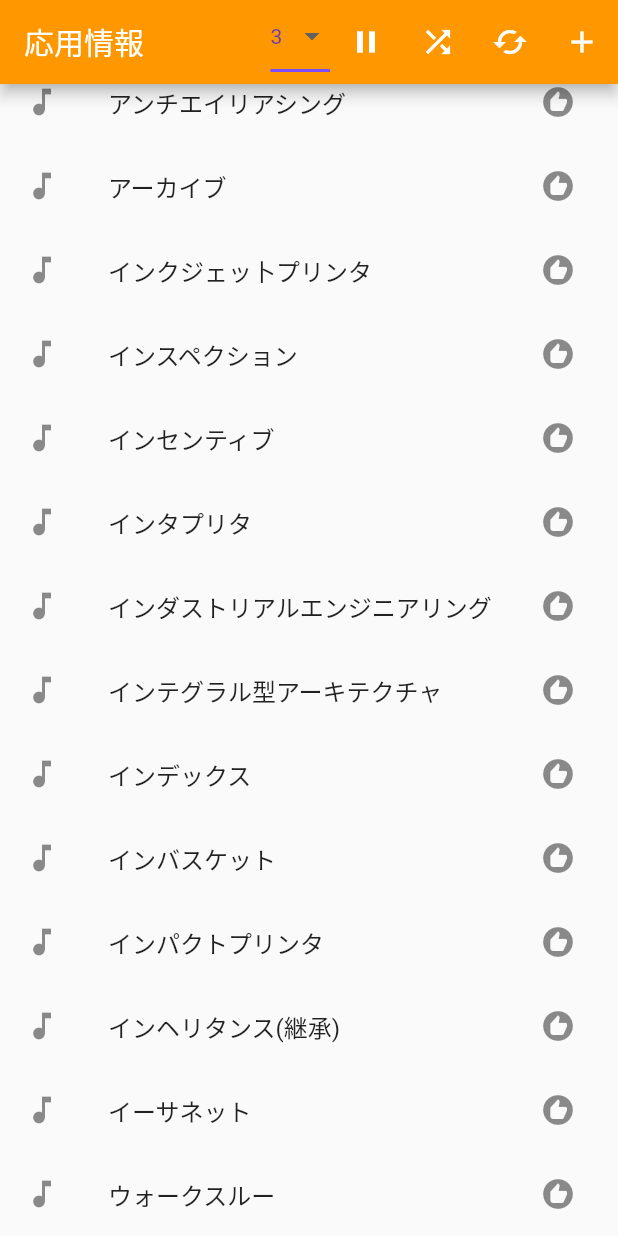
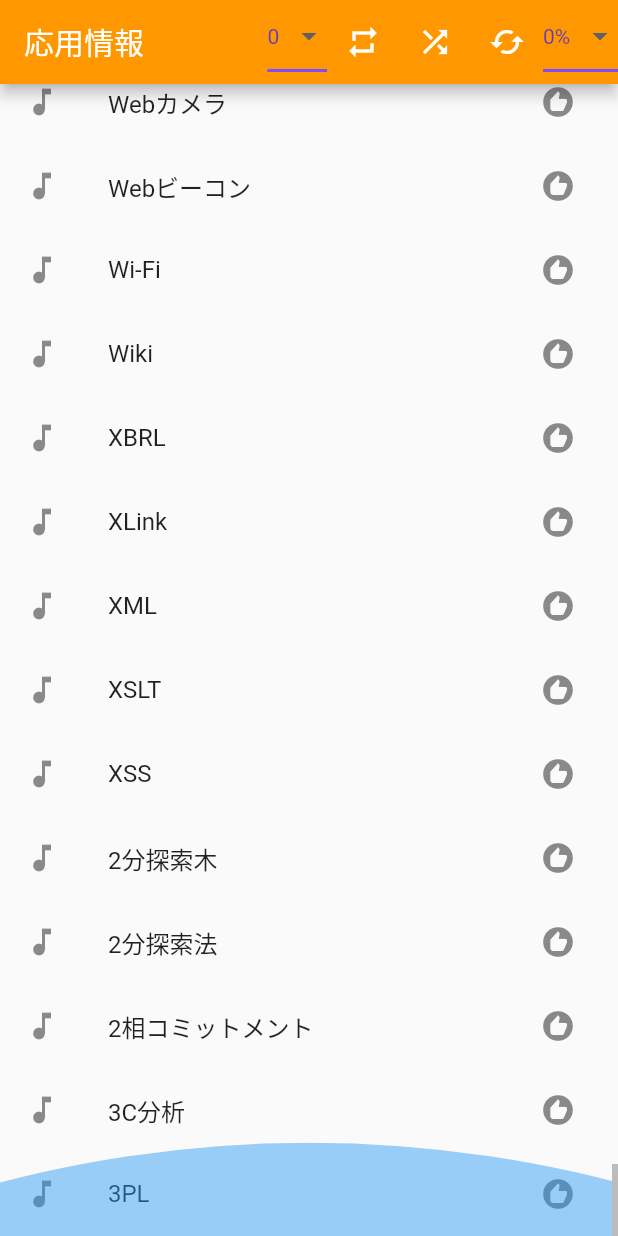
Before and after one commit to okashogo/lyrics_quiz, a Flutter app: the screen it shows after launch, scrolled down 576 dp, after a tap on the "repeat" icon, on a phone screen of 412 x 824 dp. Run offline on Flutter 3.47's test engine with Material 2 defaults, Android fonts, the light colour scheme and no system bars; our stand-ins replace flutter_tts, wakelock; missing offline and left inert: dart:ffi.

Commit message:
fix: 位置修正 & %ずらし追加

```diff
--- a/lib/pages/mainPage.dart
+++ b/lib/pages/mainPage.dart
@@ -29,7 +29,8 @@
   List<List<String>> lyricsListNew = [];
   bool repeatMode = false;
   int global_lyrics_count = 0;
-  int sleep_time = 3;
+  int sleep_time = 0;
+  int start_percent = 0;
 
   @override
   void initState() {
@@ -78,9 +79,9 @@
       repeatMode = !repeatMode;
     });
 
-    if(repeatMode) {
+    if (repeatMode) {
       Wakelock.enable();
-    }else {
+    } else {
       Wakelock.disable();
     }
     int lyrics_count = 0;
@@ -95,7 +96,9 @@
         // print('aaaa');
         // print(_scrollController.position.maxScrollExtent * lyrics_count / lyricsListNew.length);
         _scrollController.animateTo(
-          _scrollController.position.maxScrollExtent * (lyrics_count > 4 ? lyrics_count - 4 : 0) / lyricsListNew.length,
+          _scrollController.position.maxScrollExtent *
+              (lyrics_count > 4 ? lyrics_count - 4 : 0) * 1.014 /
+              (lyricsListNew.length),
           duration: Duration(seconds: 1),
           curve: Curves.bounceOut,
         );
@@ -171,14 +174,34 @@
               ),
               onPressed: cached,
             ),
-            IconButton(
-              icon: Icon(
-                Icons.add,
-                color: Colors.white,
+            DropdownButton<String>(
+              value: sleep_time.toString(),
+              elevation: 16,
+              style: const TextStyle(color: Colors.deepPurple),
+              underline: Container(
+                height: 2,
+                color: Colors.deepPurpleAccent,
               ),
-              onPressed: () => Navigator.of(context)
-                  .pushNamed("/add")
-                  .then((value) => cached()),
+              onChanged: (String newValue) {
+                cached();
+                int lyricsListNewCount = lyricsListNew.length;
+                int middlePoint =
+                    (lyricsListNewCount * double.parse(newValue) / 10).toInt();
+                List<List<String>> before_lyricsListNew =
+                    lyricsListNew.sublist(middlePoint, lyricsListNewCount);
+                List<List<String>> after_lyricsListNew =
+                    lyricsListNew.sublist(0, middlePoint);
+                setState(() {
+                  lyricsListNew = before_lyricsListNew + after_lyricsListNew;
+                });
+              },
+              items: <String>['0', '1', '2', '3', '4', '5', '6', '7', '8', '9']
+                  .map<DropdownMenuItem<String>>((String value) {
+                return DropdownMenuItem<String>(
+                  value: value,
+                  child: Text((int.parse(value) * 10).toString() + '%'),
+                );
+              }).toList(),
             ),
           ],
         ),
```
